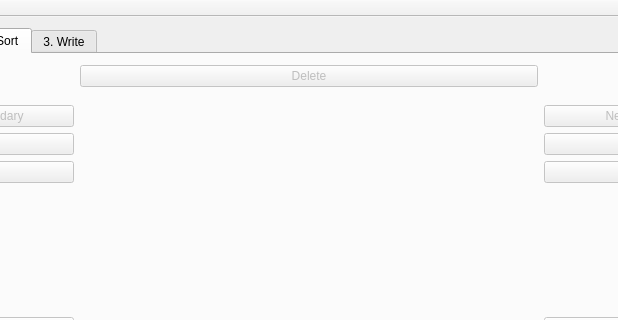
Above: src/mainwindow.ui from tdegeus/chroto before the change; both pictures show x 151 to 769 and y 0 to 320 of the 920 by 582 pixel window. Below: the same form after it.
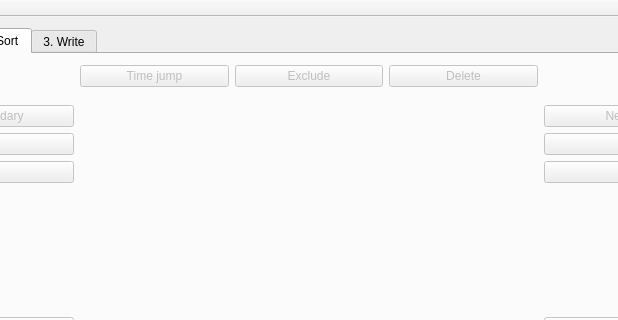
That is the form after the change.

Commit message: Added time-jump through pop-up window

```diff
--- a/src/mainwindow.ui
+++ b/src/mainwindow.ui
@@ -883,8 +883,31 @@
          <layout class="QVBoxLayout" name="verticalLayout_3">
           <item>
            <layout class="QHBoxLayout" name="horizontalLayout_3">
+            <item>
+             <widget class="QPushButton" name="jumpSelect_pushButton">
+              <property name="enabled">
+               <bool>false</bool>
+              </property>
+              <property name="text">
+               <string>Time jump</string>
+              </property>
+             </widget>
+            </item>
             <item>
              <widget class="QPushButton" name="exclImg_pushButton">
+              <property name="enabled">
+               <bool>false</bool>
+              </property>
+              <property name="toolTip">
+               <string>Exclude image from sorting, never delete from disk (also not on pressing &quot;clean-up&quot;)</string>
+              </property>
+              <property name="text">
+               <string>Exclude</string>
+              </property>
+             </widget>
+            </item>
+            <item>
+             <widget class="QPushButton" name="delImg_pushButton">
               <property name="enabled">
                <bool>false</bool>
               </property>
```
The commit also changes 6 other files.
